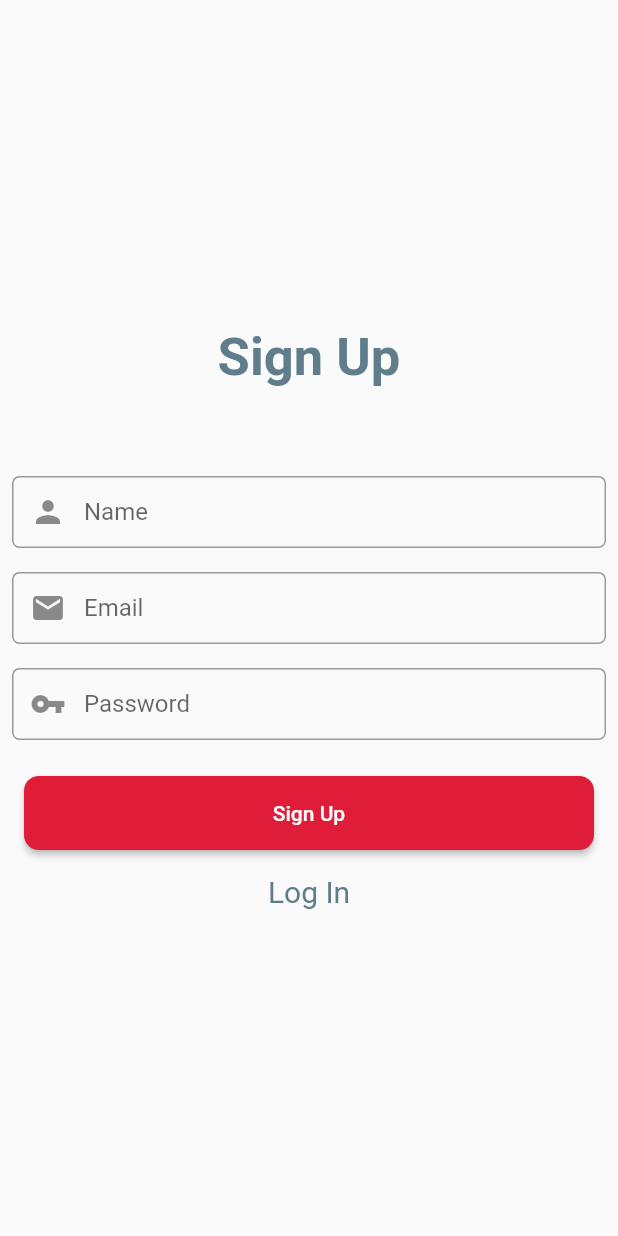
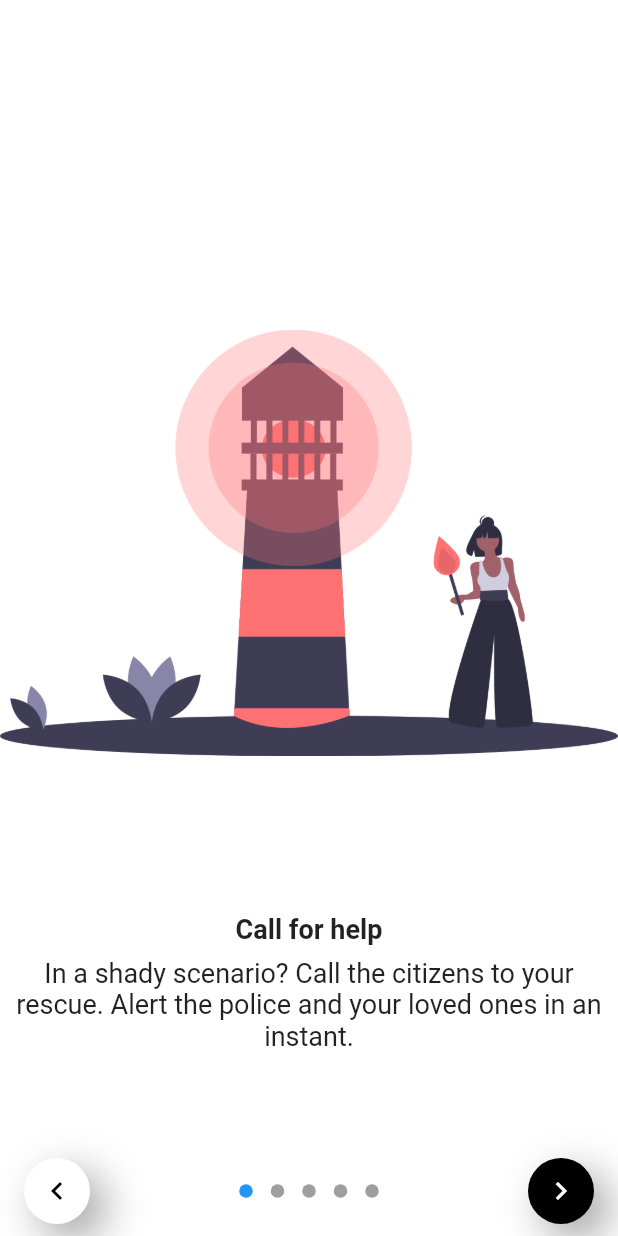
Before and after one commit to foobar-team/hackout-app, a Flutter app: the screen it shows after launch, on a phone screen of 412 x 824 dp. Run offline on Flutter 3.47's test engine with Material 2 defaults, Android fonts, the phone set to English and light mode, and no system bars; drawn by our look-alikes of dots_indicator, flutter_neumorphic; our stand-ins replace cloud_firestore, cloud_functions, email_validator, firebase_auth, firebase_core, firebase_messaging and 4 more; missing offline and left inert: workmanager; accounts and stored records are empty.

Commit message:
UI improved

```diff
--- a/lib/main.dart
+++ b/lib/main.dart
@@ -3,6 +3,7 @@ import 'package:firebase_core/firebase_core.dart';
 import 'package:firebase_messaging/firebase_messaging.dart';
 import 'package:flutter/material.dart';
 import 'package:foobar/screens/home.dart';
+import 'package:foobar/screens/intro_screen/intro_screen.dart';
 import 'package:foobar/screens/notify_danger_screen.dart';
 import 'package:foobar/screens/signin_screen.dart';
 import 'package:foobar/screens/signup_screen.dart';
@@ -171,7 +172,7 @@ class _MyHomePageState extends State<MyHomePage> {
             );
             return user != null
                 ? HomeScreen()
-                : SignUpScreen();
+                : IntroductionScreen();
           }
 
           // Otherwise, show something whilst waiting for initialization to complete
--- /dev/null
+++ b/lib/screens/intro_screen/intro_screen.dart
@@ -0,0 +1,220 @@
+import 'package:dots_indicator/dots_indicator.dart';
+import 'package:flutter/cupertino.dart';
+import 'package:flutter/material.dart';
+import 'package:flutter_neumorphic/flutter_neumorphic.dart';
+import 'package:foobar/screens/intro_screen/intro_screen_data.dart';
+import 'package:foobar/screens/signup_screen.dart';
+import 'package:transparent_image/transparent_image.dart';
+
+int currentIndex = 0;
+PageController pageController = PageController();
+// Image droogLogo;
+List<SliderData> listData;
+
+class IntroductionScreen extends StatefulWidget {
+  @override
+  _IntroductionScreenState createState() => _IntroductionScreenState();
+}
+
+class _IntroductionScreenState extends State<IntroductionScreen> {
+  @override
+  void initState() {
+    // TODO: implement initState
+    super.initState();
+    listData = getSliderData;
+    // droogLogo = Image.asset(
+    //   "assets/images/droog_logo.png",
+    //   height: 70,
+    //   width: 70,
+    //   cacheHeight: 512,
+    //   cacheWidth: 512,
+    // );
+  }
+
+  @override
+  Widget build(BuildContext context) {
+    // precacheImage(droogLogo.image, context);
+    return Scaffold(
+      bottomSheet: currentIndex == listData.length - 1
+          ? GestureDetector(
+              onTap: () =>
+                  Navigator.pushReplacementNamed(context, SignUpScreen.route),
+              child: Container(
+                child: Center(
+                  child: Padding(
+                    padding: const EdgeInsets.all(8.0),
+                    child: Text(
+                      "Get Started",
+                      style: TextStyle(color: Colors.white),
+                    ),
+                  ),
+                ),
+                color: Colors.blueGrey,
+                width: double.infinity,
+                height: 50,
+              ),
+            )
+          : Container(
+              color: Colors.white,
+              child: Row(
+                mainAxisAlignment: MainAxisAlignment.spaceBetween,
+                children: <Widget>[
+                  Padding(
+                    padding: const EdgeInsets.all(8.0),
+                    child: NeumorphicButton(
+                      child: Icon(
+                        Icons.chevron_left,
+                        color: Colors.black,
+                      ),
+                      style: NeumorphicStyle(
+                        color: Colors.white,
+                        depth: 50,
+                        shape: NeumorphicShape.flat,
+                        boxShape: NeumorphicBoxShape.circle(),
+                      ),
+                      onPressed: () {pageController.previousPage(
+                          duration: Duration(milliseconds: 500),
+                          curve: Curves.ease);},
+                    ),
+                  ),
+                  Padding(
+                    padding: const EdgeInsets.all(16.0),
+                    child: DotsIndicator(
+                      dotsCount: 5,
+                      position: currentIndex.toDouble(),
+                    ),
+                  ),
+                  Padding(
+                    padding: const EdgeInsets.all(8.0),
+                    child: NeumorphicButton(
+                        child: Icon(
+                          Icons.chevron_right,
+                          color: Colors.white,
+                        ),
+                        style: NeumorphicStyle(
+                          color: Colors.black,
+                          depth: 50,
+                          shape: NeumorphicShape.flat,
+                          boxShape: NeumorphicBoxShape.circle(),
+                        ),
+                        onPressed: () {
+                          pageController.nextPage(
+                              duration: Duration(milliseconds: 500),
+                              curve: Curves.ease);
+                        }),
+                  ),
+                ],
+              ),
+            ),
+      backgroundColor: Colors.white,
+      body: SafeArea(
+        child: Stack(
+          children: <Widget>[
+            PageView.builder(
+              controller: pageController,
+              onPageChanged: (index) {
+                setState(() {
+                  currentIndex = index;
+                });
+              },
+              itemBuilder: (ctx, index) {
+                return SliderTile(
+                  head: listData[index].head,
+                  body: listData[index].body,
+                  imagePath: listData[index].imagePath,
+                );
+              },
+              itemCount: listData.length,
+            ),
+            Row(
+              mainAxisAlignment: MainAxisAlignment.center,
+              children: <Widget>[
+                Padding(
+                  padding: const EdgeInsets.all(16.0),
+                  child: Container()
+                  // NeumorphicText(
+                  //   "HelpHer",
+                  //   style: NeumorphicStyle(
+                  //     shape: NeumorphicShape.flat,
+                  //     depth: 50, //customize depth here
+                  //     color: Colors.blueGrey, //customize color here
+                  //   ),
+                  //   textStyle: NeumorphicTextStyle(fontSize: 50),
+                  // ),
+                ),
+              ],
+            )
+          ],
+        ),
+      ),
+    );
+  }
+}
+
+class SliderTile extends StatelessWidget {
+  final String head;
+  final String body;
+  final String imagePath;
+
+  // final Image logo;
+
+  SliderTile({
+    this.head,
+    this.body,
+    this.imagePath,
+  });
+
+  TextStyle textStyle = TextStyle(
+    fontSize: 19,
+    color: Color(0xfffdf9f9),
+    fontWeight: FontWeight.w400,
+  );
+
+  @override
+  Widget build(BuildContext context) {
+    final heightAvailable =
+        MediaQuery.of(context).size.height - MediaQuery.of(context).padding.top;
+    return Center(
+      child: Padding(
+        padding: EdgeInsets.only(top: MediaQuery.of(context).padding.top),
+        child: Column(
+          mainAxisSize: MainAxisSize.min,
+          crossAxisAlignment: CrossAxisAlignment.center,
+          children: <Widget>[
+            FadeInImage(
+              image: AssetImage(
+                imagePath,
+              ),
+              width: double.infinity,
+              height: (heightAvailable) * .6,
+              placeholder: MemoryImage(kTransparentImage),
+            ),
+//            Image.asset(
+//              imagePath,
+//              width: double.infinity,
+//              height: (heightAvailable) * .6,
+//            ),
+          Text(head,textAlign: TextAlign.center,
+            style: TextStyle(
+              fontSize: 18,
+              fontWeight: FontWeight.bold
+
+            ),),
+            Padding(
+              padding: const EdgeInsets.all(8.0),
+              child: Text(
+                  body,
+                  textAlign: TextAlign.center,
+                  style: TextStyle(
+                    fontSize: 18,
+
+                  ),
+                ),
+            ),
+
+          ],
+        ),
+      ),
+    );
+  }
+}
--- /dev/null
+++ b/lib/screens/intro_screen/intro_screen_data.dart
@@ -0,0 +1,36 @@
+class SliderData {
+  String head;
+  String body;
+  String imagePath;
+
+  SliderData({this.head,this.imagePath, this.body});
+}
+
+List<SliderData> get getSliderData {
+  List<SliderData> list = [
+    SliderData(
+      head:"Call for help",
+        body:
+        "In a shady scenario? Call the citizens to your rescue. Alert the police and your loved ones in an instant.",
+        imagePath: "assets/images/intro_one.png"),
+    SliderData(
+        head:"Help others",
+        body:"Respond to distress calls. Help women in your locality.",
+        imagePath: "assets/images/intro_two.png"),
+    SliderData(
+        head:"Track your loved ones",
+        body:"Get the live location of your loved ones, get alerted when they are in distress",
+        imagePath: "assets/images/intro_three.png"),
+    SliderData(
+        head:"Review localities",
+        body:
+        "Encountered an unsafe locality? Leave a review. Check others reviews of a locality.",
+        imagePath: "assets/images/intro_four.png"),
+    SliderData(
+        head:"Get started",
+        body:"Register with your email and unique identification (TBD: Aadhar or ?)",
+        imagePath: "assets/images/intro_four.png"),
+
+  ];
+  return list;
+}
```
Also changed, not shown: lib/screens/home.dart (+16 -19 lines), lib/screens/notify_danger_screen.dart (+83 -14 lines), pubspec.yaml (+4 -3 lines), assets/images/intro_four.png (added), assets/images/intro_one.png (added), assets/images/intro_three.png (added), assets/images/intro_two.png (added), assets/images/temp.png (added), pubspec.lock.
